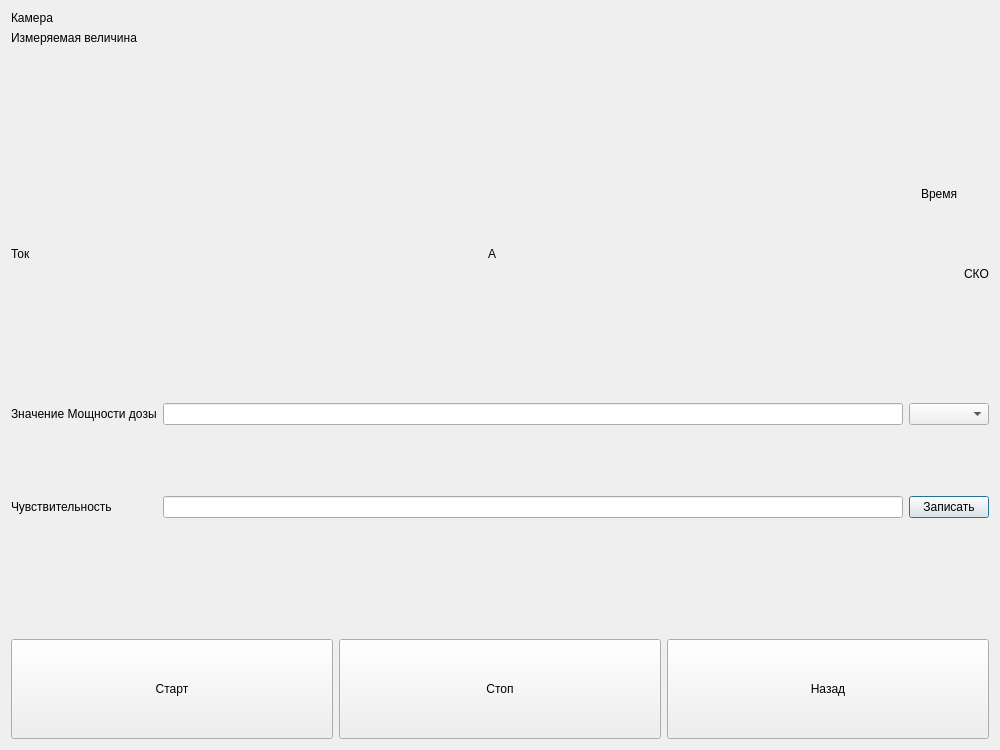
Qt form qtsrc/progBGN/BGN_26_10/gamma_ik_verify.ui (basketbgn/basket) before a commit.
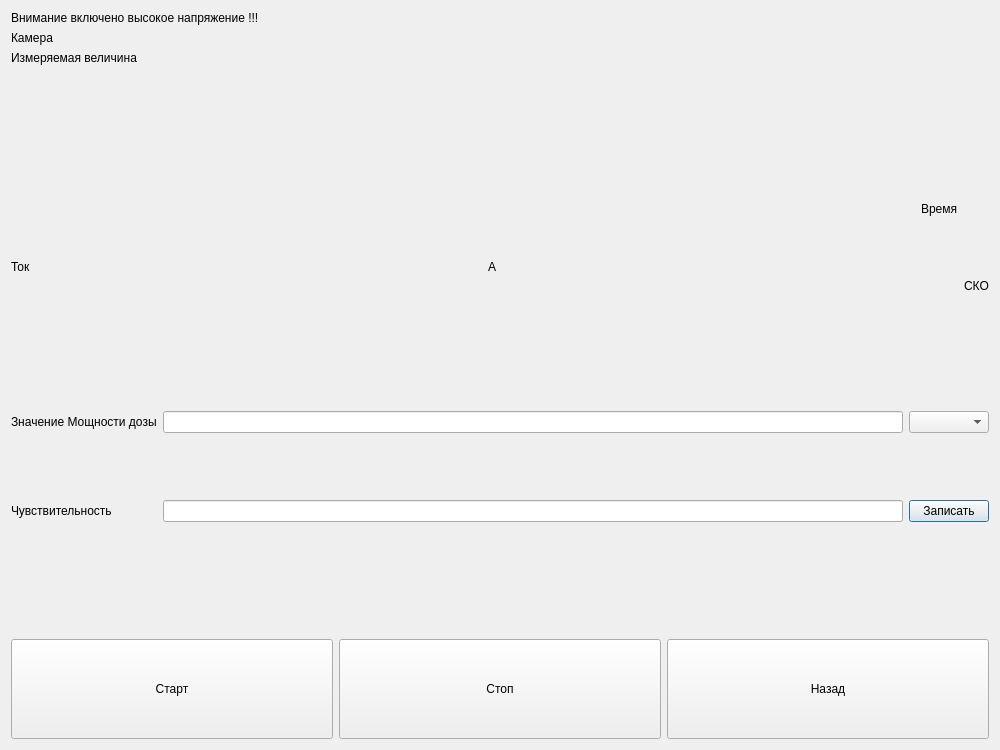
The same form after that commit.

The edit to the form file:
```diff
--- a/qtsrc/progBGN/BGN_26_10/gamma_ik_verify.ui
+++ b/qtsrc/progBGN/BGN_26_10/gamma_ik_verify.ui
@@ -14,6 +14,13 @@
    <string>Dialog</string>
   </property>
   <layout class="QVBoxLayout" name="verticalLayout_3">
+   <item>
+    <widget class="QLabel" name="label_9">
+     <property name="text">
+      <string>Внимание включено высокое напряжение !!!</string>
+     </property>
+    </widget>
+   </item>
    <item>
     <widget class="QLabel" name="label_5">
      <property name="text">
```
